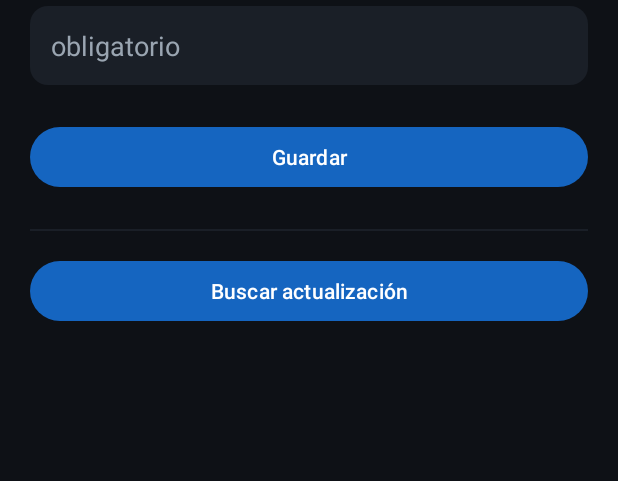
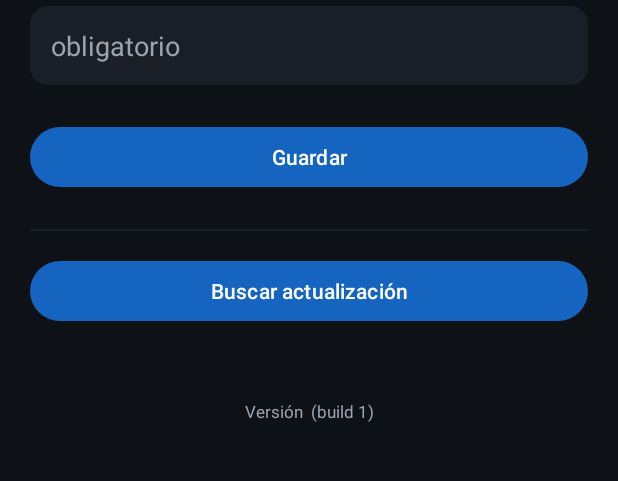
Before and after one commit to jongamer117-ops/sierra-app, an Android app: the SettingsActivity screen opened directly, with no data from a screen before it, on a phone screen of 412 x 824 dp, the part 397-878 px from its top. Run offline under Robolectric (Android 15) with nearby library versions, the phone set to English and light mode, and no system bars; 5 statements that could not run were skipped.

Commit message:
Agregar numero de version distinguible por build (CI) + mostrarlo en Ajustes
El versionCode/versionName quedaban fijos en 1/1.0 en todos los builds,
lo que puede hacer que Android (particularmente MIUI/HyperOS) ignore
silenciosamente una reinstalacion si detecta el mismo version code que
la version ya instalada -- probable causa de que la pantalla de
Acciones no apareciera pese a instalar el APK nuevo.

Ahora build-apk.yml inyecta SIERRA_VERSION_CODE (numero de run de CI,
siempre creciente) y SIERRA_VERSION_NAME (commit corto) al compilar, y
Ajustes muestra 'Version <name> (build <code>)' al final de la
pantalla para poder confirmar a simple vista si una instalacion
realmente tomo.

```diff
--- a/app/src/main/java/com/sierra/voiceapp/SettingsActivity.kt
+++ b/app/src/main/java/com/sierra/voiceapp/SettingsActivity.kt
@@ -50,6 +50,10 @@ class SettingsActivity : AppCompatActivity() {
 
         binding.saveButton.setOnClickListener { guardarYSalir() }
         binding.actualizarButton.setOnClickListener { buscarActualizacion() }
+
+        binding.versionTextView.text = getString(
+            R.string.settings_version, BuildConfig.VERSION_NAME, BuildConfig.VERSION_CODE
+        )
     }
 
     private fun guardarYSalir() {
--- a/app/src/main/res/layout/activity_settings.xml
+++ b/app/src/main/res/layout/activity_settings.xml
@@ -104,4 +104,13 @@
         android:textColor="@color/sierra_text_secondary"
         android:textSize="12sp" />
 
+    <TextView
+        android:id="@+id/versionTextView"
+        android:layout_width="match_parent"
+        android:layout_height="wrap_content"
+        android:layout_marginTop="24dp"
+        android:gravity="center"
+        android:textColor="@color/sierra_text_secondary"
+        android:textSize="11sp" />
+
 </LinearLayout>
--- a/app/src/main/res/values/strings.xml
+++ b/app/src/main/res/values/strings.xml
@@ -42,6 +42,7 @@
     <string name="settings_update_ready">Actualización descargada, abriendo el instalador…</string>
     <string name="settings_update_error">No se pudo actualizar: %1$s</string>
     <string name="settings_update_permiso_requerido">Habilitá \"Instalar apps desconocidas\" para Sierra — al volver, se instala sola</string>
+    <string name="settings_version">Versión %1$s (build %2$d)</string>
 
     <string name="confirmaciones_title">Confirmaciones pendientes</string>
     <string name="confirmaciones_subtitle">Acciones de Nivel 3 esperando tu aprobación — cada una es una decisión individual</string>
```
Also changed, not shown: app/build.gradle.kts (+7 -2 lines), 1 other file.
